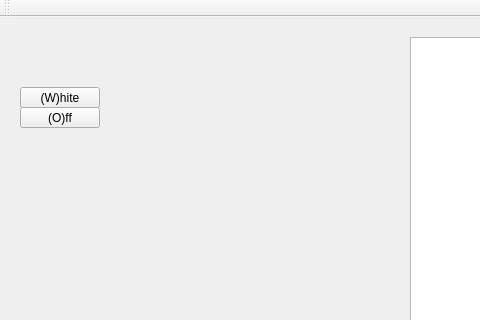
This is mainwindow.ui in KasanMoor/qt-player as Qt 5 draws it before an edit; both pictures show x 0 to 480 and y 0 to 320 of the 730 by 435 pixel window. The edited form follows.
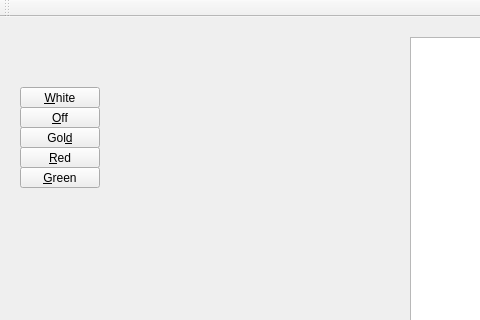
This is the edited form.

What changed in the file:
```diff
--- a/mainwindow.ui
+++ b/mainwindow.ui
@@ -24,7 +24,7 @@
      </rect>
     </property>
     <property name="text">
-     <string>(W)hite</string>
+     <string>&amp;White</string>
     </property>
    </widget>
    <widget class="QPushButton" name="dark">
@@ -37,7 +37,7 @@
      </rect>
     </property>
     <property name="text">
-     <string>(O)ff</string>
+     <string>&amp;Off</string>
     </property>
    </widget>
    <widget class="QTextEdit" name="message">
@@ -79,6 +79,45 @@
      <string>Disconnect from serial port</string>
     </property>
    </widget>
+   <widget class="QPushButton" name="gold">
+    <property name="geometry">
+     <rect>
+      <x>20</x>
+      <y>110</y>
+      <width>80</width>
+      <height>21</height>
+     </rect>
+    </property>
+    <property name="text">
+     <string>Gol&amp;d</string>
+    </property>
+   </widget>
+   <widget class="QPushButton" name="red">
+    <property name="geometry">
+     <rect>
+      <x>20</x>
+      <y>130</y>
+      <width>80</width>
+      <height>21</height>
+     </rect>
+    </property>
+    <property name="text">
+     <string>&amp;Red</string>
+    </property>
+   </widget>
+   <widget class="QPushButton" name="green">
+    <property name="geometry">
+     <rect>
+      <x>20</x>
+      <y>150</y>
+      <width>80</width>
+      <height>21</height>
+     </rect>
+    </property>
+    <property name="text">
+     <string>&amp;Green</string>
+    </property>
+   </widget>
   </widget>
   <widget class="QMenuBar" name="menuBar">
    <property name="geometry">
```
